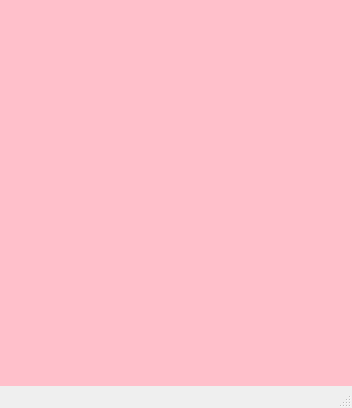
luizaas/Dots-Boxes, file DotsAndBots/DotsAndBots.ui: the form before one commit.
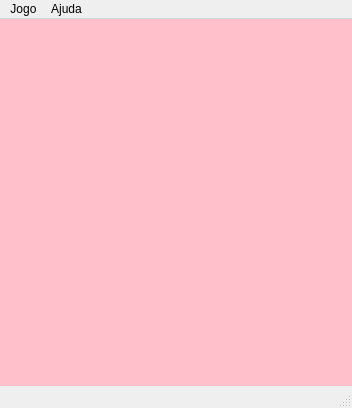
The form after the commit. Icons and pictures are not drawn. Custom widgets are drawn as their Qt base class.

```diff
--- a/DotsAndBots/DotsAndBots.ui
+++ b/DotsAndBots/DotsAndBots.ui
@@ -428,9 +428,6 @@
       </item>
       <item>
        <widget class="LineButton" name="p22">
-        <property name="enabled">
-         <bool>false</bool>
-        </property>
         <property name="minimumSize">
          <size>
           <width>90</width>
@@ -569,6 +566,16 @@
           <height>90</height>
          </size>
         </property>
+        <property name="font">
+         <font>
+          <pointsize>20</pointsize>
+          <weight>75</weight>
+          <bold>true</bold>
+         </font>
+        </property>
+        <property name="alignment">
+         <set>Qt::AlignCenter</set>
+        </property>
        </widget>
       </item>
       <item>
@@ -607,6 +614,16 @@
           <height>90</height>
          </size>
         </property>
+        <property name="font">
+         <font>
+          <pointsize>20</pointsize>
+          <weight>75</weight>
+          <bold>true</bold>
+         </font>
+        </property>
+        <property name="alignment">
+         <set>Qt::AlignCenter</set>
+        </property>
        </widget>
       </item>
       <item>
@@ -1171,6 +1188,21 @@
      <height>22</height>
     </rect>
    </property>
+   <widget class="QMenu" name="menuJogo">
+    <property name="title">
+     <string>Jogo</string>
+    </property>
+    <addaction name="actionNovo"/>
+    <addaction name="actionSair"/>
+   </widget>
+   <widget class="QMenu" name="menuAjuda">
+    <property name="title">
+     <string>Ajuda</string>
+    </property>
+    <addaction name="actionSobre"/>
+   </widget>
+   <addaction name="menuJogo"/>
+   <addaction name="menuAjuda"/>
   </widget>
   <widget class="QStatusBar" name="statusBar"/>
  </widget>
```
Left out of the diff: 15 changed lines with no effect on the pictures.
